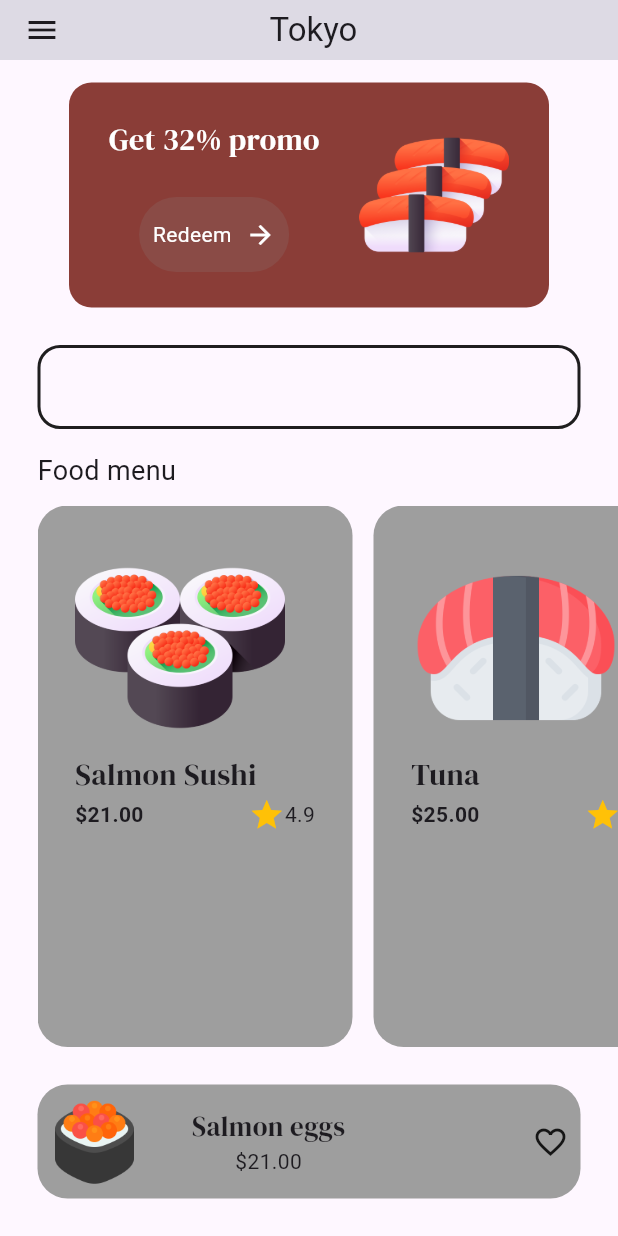
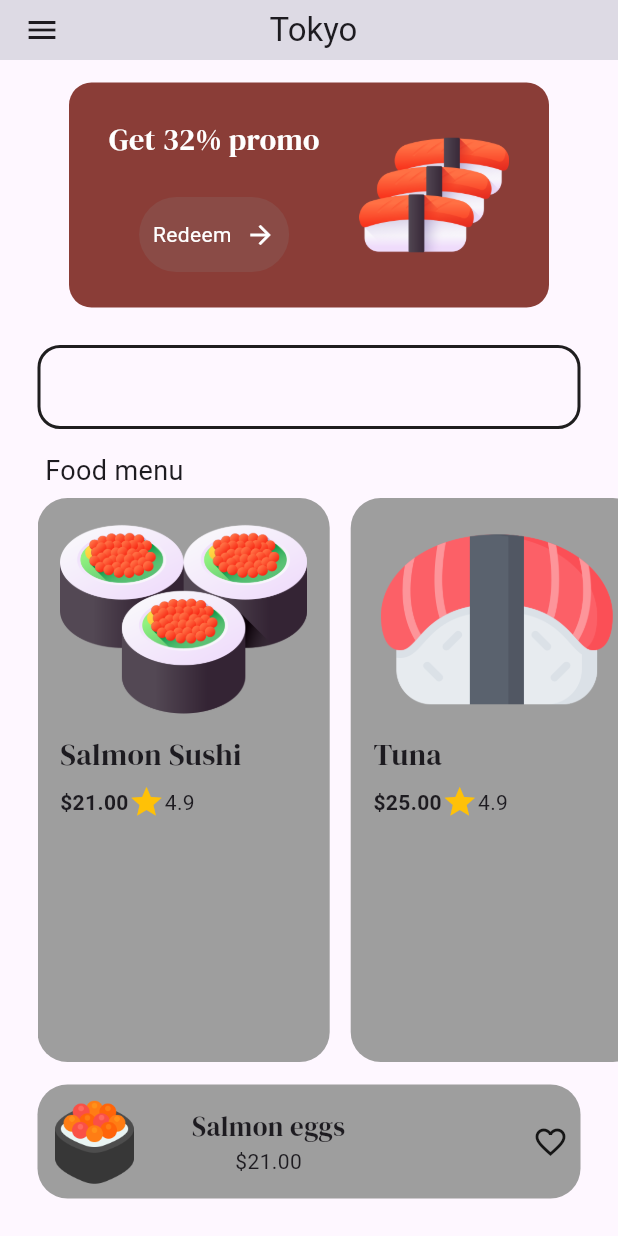
Before and after one commit to muhammedansaff/sushi_app, a Flutter app: the screen it shows after launch, after a tap on "Get started", on a phone screen of 412 x 824 dp. Run offline on Flutter 3.47's test engine with Material 3 defaults, Android fonts, the phone set to English and light mode, and no system bars; our stand-ins replace google_fonts.

Commit message:
17-05-24

```diff
--- a/lib/components/food_tile.dart
+++ b/lib/components/food_tile.dart
@@ -5,11 +5,18 @@ import '../models/food.dart';
 
 class FoodTile extends StatelessWidget {
   final Food food;
-  const FoodTile({super.key, required this.food});
+  final void Function()? onTap;
+
+  const FoodTile({super.key, required this.food, required this.onTap});
 
   @override
   Widget build(BuildContext context) {
-    return Padding(
+    final screenWidth = MediaQuery.of(context).size.width;
+    final imageWidth = screenWidth * 0.4; // Adjust as per your preference
+
+    return GestureDetector(
+      onTap: onTap,
+      child: Padding(
         padding: const EdgeInsets.only(right: 14),
         child: Container(
           decoration: BoxDecoration(
@@ -17,21 +24,27 @@ class FoodTile extends StatelessWidget {
             borderRadius: BorderRadius.circular(20),
           ),
           child: Padding(
-          padding: const EdgeInsets.all(25.0),
+            padding: const EdgeInsets.all(15.0),
             child: Column(
               crossAxisAlignment: CrossAxisAlignment.start,
               children: [
-              Image.asset(
+                SizedBox(
+                  width: imageWidth,
+                  height: imageWidth * 0.8, // Maintaining aspect ratio
+                  child: Image.asset(
                     food.imagepath.toString(),
-                height: 140,
+                    fit: BoxFit.cover,
                   ),
+                ),
+                const SizedBox(height: 10),
                 Text(
                   food.name.toString(),
                   style: GoogleFonts.dmSerifDisplay(fontSize: 20),
+                  maxLines: 1,
+                  overflow: TextOverflow.ellipsis,
                 ),
-              SizedBox(
-                width: 160,
-                child: Row(
+                const SizedBox(height: 5),
+                Row(
                   mainAxisAlignment: MainAxisAlignment.spaceBetween,
                   children: [
                     Text(
@@ -49,8 +62,8 @@ class FoodTile extends StatelessWidget {
                     )
                   ],
                 ),
-              )
               ],
+            ),
           ),
         ),
       ),
--- a/lib/main.dart
+++ b/lib/main.dart
@@ -1,9 +1,14 @@
 import 'package:flutter/material.dart';
+import 'package:provider/provider.dart';
+import 'package:sushi_app/models/shop.dart';
 import 'package:sushi_app/pages/intro_page.dart';
 import 'package:sushi_app/pages/menu_page.dart';
 
 void main() {
-  runApp(MyApp());
+  runApp(ChangeNotifierProvider(
+    create: (context) => Shop(),
+    child: const MyApp(),
+  ));
 }
 
 class MyApp extends StatelessWidget {
@@ -12,6 +17,10 @@
   @override
   Widget build(BuildContext context) {
     return MaterialApp(
+      theme: ThemeData(
+        primaryColor: const Color.fromARGB(
+            225, 138, 60, 55), // Define your primary color here
+      ),
       debugShowCheckedModeBanner: false,
       title: "sush_app",
       home: const Intro_Page(),
--- /dev/null
+++ b/lib/models/shop.dart
@@ -0,0 +1,63 @@
+import 'package:flutter/material.dart';
+import 'package:sushi_app/models/food.dart';
+
+class Shop extends ChangeNotifier {
+  final List<Food> _foodmenu = [
+    Food(
+        name: "Salmon Sushi",
+        price: "21.00",
+        imagepath: "assets/images/sushi (3).png",
+        rating: "4.9"),
+    Food(
+        name: "Tuna",
+        price: "25.00",
+        imagepath: "assets/images/sushi (1).png",
+        rating: "4.9"),
+    Food(
+        name: "Ramen",
+        price: "30.00",
+        imagepath: "assets/images/ramen.png",
+        rating: "5"),
+    Food(
+        name: "soup",
+        price: "5",
+        imagepath: "assets/images/Soup.png",
+        rating: "3.9"),
+    Food(
+        name: "Sukiyaki",
+        price: "50",
+        imagepath: "assets/images/Sukiyaki.png",
+        rating: "4.5"),
+    Food(
+        name: "Takoyaki",
+        price: "25.00",
+        imagepath: "assets/images/Takoyaki.png",
+        rating: "4.2"),
+    Food(
+        name: "Tendon",
+        price: "3.00",
+        imagepath: "assets/images/tendon.png",
+        rating: "3"),
+    Food(
+        name: "Udon",
+        price: "8.00",
+        imagepath: "assets/images/udon.png",
+        rating: "4.9"),
+  ];
+  List<Food> _cart = [];
+
+  List<Food> get cart => _cart;
+  List<Food> get foodmenu => _foodmenu;
+
+  void addtocart(Food foodItem, int quantity) {
+    for (int i = 0; i < quantity; i++) {
+      _cart.add(foodItem);
+    }
+    notifyListeners();
+  }
+
+  void removecart(Food food) {
+    _cart.remove(food);
+    notifyListeners();
+  }
+}
--- a/lib/pages/menu_page.dart
+++ b/lib/pages/menu_page.dart
@@ -1,8 +1,10 @@
 import 'package:flutter/material.dart';
 import 'package:google_fonts/google_fonts.dart';
+import 'package:provider/provider.dart';
 import 'package:sushi_app/components/button.dart';
 import 'package:sushi_app/components/food_tile.dart';
-import 'package:sushi_app/models/food.dart';
+import 'package:sushi_app/models/shop.dart';
+import 'package:sushi_app/pages/food_details.dart';
 
 // ignore: camel_case_types
 class menu_page extends StatefulWidget {
@@ -13,51 +15,26 @@ class menu_page extends StatefulWidget {
 }
 
 class _menu_pageState extends State<menu_page> {
-  List foodmenu = [
-    Food(
-        name: "Salmon Sushi",
-        price: "21.00",
-        imagepath: "assets/images/sushi (3).png",
-        rating: "4.9"),
-    Food(
-        name: "Tuna",
-        price: "25.00",
-        imagepath: "assets/images/sushi (1).png",
-        rating: "4.9"),
-    Food(
-        name: "Ramen",
-        price: "30.00",
-        imagepath: "assets/images/ramen.png",
-        rating: "5"),
-    Food(
-        name: "soup",
-        price: "5",
-        imagepath: "assets/images/Soup.png",
-        rating: "3.9"),
-    Food(
-        name: "Sukiyaki",
-        price: "50",
-        imagepath: "assets/images/Sukiyaki.png",
-        rating: "4.5"),
-    Food(
-        name: "Takoyaki",
-        price: "25.00",
-        imagepath: "assets/images/Takoyaki.png",
-        rating: "4.2"),
-    Food(
-        name: "Tendon",
-        price: "3.00",
-        imagepath: "assets/images/tendon.png",
-        rating: "3"),
-    Food(
-        name: "Udon",
-        price: "8.00",
-        imagepath: "assets/images/udon.png",
-        rating: "4.9"),
-  ];
+  //navigate to food details
+  void navigatetofood(int index) {
+    final shop = context.read<Shop>();
+    final foodmenu = shop.foodmenu;
+    Navigator.push(
+      context,
+      MaterialPageRoute(
+        builder: (context) => FoodListDetails(
+          food: foodmenu[index],
+        ),
+      ),
+    );
+  }
+
   @override
   Widget build(BuildContext context) {
+    final shop = context.read<Shop>();
+    final foodmenu = shop.foodmenu;
     return Scaffold(
+      resizeToAvoidBottomInset: false,
       appBar: AppBar(
         elevation: 10,
         toolbarHeight: 40,
@@ -144,14 +121,14 @@ class _menu_pageState extends State<menu_page> {
             height: 15,
           ),
           const Padding(
-            padding: EdgeInsets.only(left: 25),
+            padding: EdgeInsets.only(left: 30),
             child: Text(
               "Food menu",
               style: TextStyle(fontSize: 18),
             ),
           ),
           const SizedBox(
-            height: 10,
+            height: 5,
           ),
           Expanded(
             flex: 1,
@@ -161,13 +138,14 @@ class _menu_pageState extends State<menu_page> {
                 scrollDirection: Axis.horizontal,
                 itemCount: foodmenu.length,
                 itemBuilder: (context, index) => FoodTile(
+                  onTap: () => navigatetofood(index),
                   food: foodmenu[index],
                 ),
               ),
             ),
           ),
           const SizedBox(
-            height: 25,
+            height: 15,
           ),
           Container(
             margin: const EdgeInsets.only(left: 25, right: 25, bottom: 25),
--- a/pubspec.yaml
+++ b/pubspec.yaml
@@ -36,6 +36,7 @@ dependencies:
   # Use with the CupertinoIcons class for iOS style icons.
   cupertino_icons: ^1.0.6
   google_fonts:
+  provider:
 
 
 dev_dependencies:
```
Also changed, not shown: lib/pages/food_details.dart (added, +197 -0 lines), pubspec.lock. Lines whose indentation alone changed are shown as unchanged.
